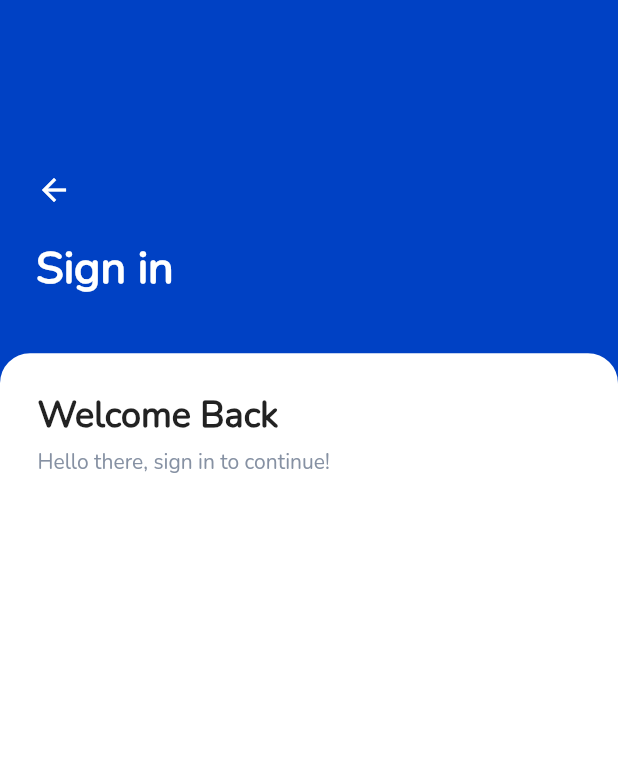
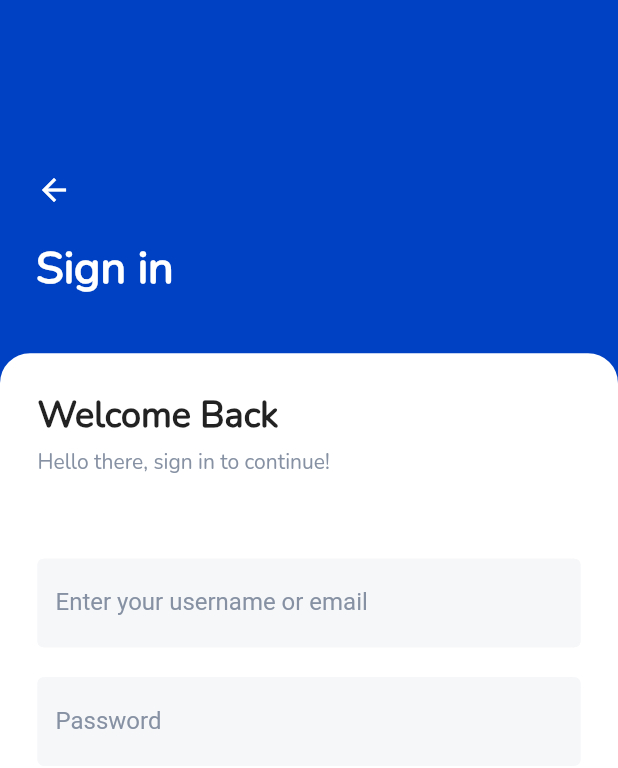
Before and after one commit to brafii/login-app, a Flutter app: the screen it shows after launch, after a tap on "Already have an account?", on a phone screen of 412 x 824 dp. Shown: the top 768 px of the screen. Run offline on Flutter 3.47's test engine with Material 2 defaults, Android fonts, the phone set to English and light mode, and no system bars; our stand-ins replace font_awesome_flutter.

Commit message:
done with username text field and password field

```diff
--- a/lib/screens/sign_in.dart
+++ b/lib/screens/sign_in.dart
@@ -83,8 +83,41 @@
                               fontFamily: 'Nunito',
                             ),
                           ),
-                          SizedBox(height: 15.0),
-
+                          SizedBox(height: 55.0),
+                          TextFormField(
+                            keyboardType: TextInputType.text,
+                            decoration: InputDecoration(
+                              filled: true,
+                              fillColor: Color(0xfff6f7f9),
+                              labelText: 'Enter your username or email',
+                              hintText: 'Enter your username or email',
+                              labelStyle: TextStyle(color: Color(0xff8691a3)),
+                              enabledBorder: OutlineInputBorder(
+                                borderSide: BorderSide(color: Color(0xfff6f7f9)),
+                              ),
+                              focusedBorder: OutlineInputBorder(
+                                borderSide: BorderSide(color: Color(0xfff6f7f9)),
+                              ),
+                            ),
+                          ),
+                          SizedBox(height: 20.0),
+                          TextFormField(
+                            obscureText: true,
+                            keyboardType: TextInputType.text,
+                            decoration: InputDecoration(
+                              filled: true,
+                              fillColor: Color(0xfff6f7f9),
+                              labelText: 'Password',
+                              hintText: 'Password',
+                              labelStyle: TextStyle(color: Color(0xff8691a3)),
+                              enabledBorder: OutlineInputBorder(
+                                borderSide: BorderSide(color: Color(0xfff6f7f9)),
+                              ),
+                              focusedBorder: OutlineInputBorder(
+                                borderSide: BorderSide(color: Color(0xfff6f7f9)),
+                              ),
+                            ),
+                          ),
                         ],
                       ),
                     ),
```
